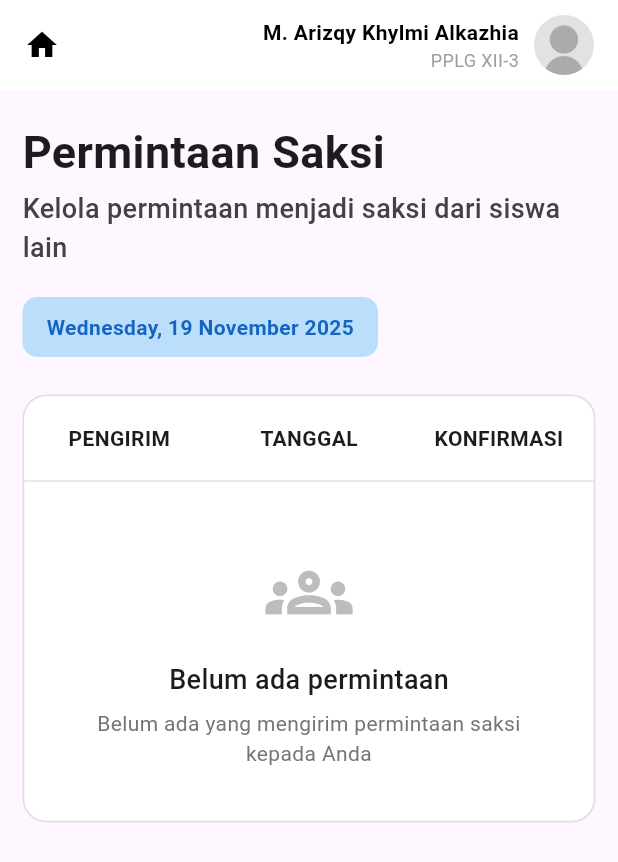
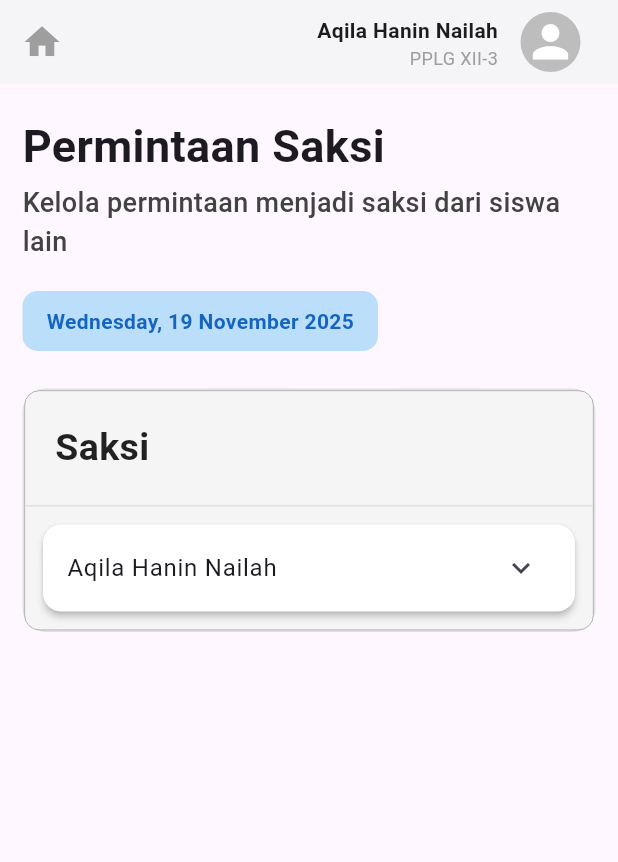
Before and after one commit to Farhan-Syarif-H/Jurnalku-Clone-Flutter, a Flutter app: the PermintaanSaksi screen opened directly, on a phone screen of 412 x 824 dp. Shown: the top 862 px of the screen. Run offline on Flutter 3.47's test engine with Material 3 defaults, Android fonts, the phone set to English and light mode, and no system bars; our stand-ins replace flutter_svg.

Commit message:
chore: merge branch permintaansaksi into main

```diff
--- a/lib/permintaan_saksi.dart
+++ b/lib/permintaan_saksi.dart
@@ -1,63 +1,34 @@
 import 'package:flutter/material.dart';
-import 'package:flutter_svg/flutter_svg.dart';
-import 'package:jurnalku_clone/catatan-sikap/catatan_sikap_page.dart';
-import 'package:jurnalku_clone/dashboard_page.dart';
 import 'package:jurnalku_clone/explore_page.dart';
-import 'package:jurnalku_clone/jurnal-pembiasaan/jurnal_pembiasaan_page.dart';
-import 'package:jurnalku_clone/login_page.dart';
-import 'package:jurnalku_clone/panduan-pengguna/panduan_pengguna.dart';
-import 'package:jurnalku_clone/pengaturan_akun_page.dart';
-import 'package:jurnalku_clone/profile/profile_page.dart';
-import 'package:jurnalku_clone/progress/progress_belajar.dart';
 
 class PermintaanSaksi extends StatelessWidget {
   const PermintaanSaksi({super.key});
 
-  PopupMenuItem<int> _menuItem(IconData icon, String label, int value) {
-    return PopupMenuItem<int>(
-      value: value,
-      child: Row(
-        children: [
-          Icon(icon, size: 20, color: Colors.blueGrey),
-          const SizedBox(width: 14),
-          Text(
-            label,
-            style: const TextStyle(fontSize: 15, color: Colors.blueGrey),
-          ),
-        ],
-      ),
-    );
-  }
-
   @override
   Widget build(BuildContext context) {
     return Scaffold(
-      appBar: PreferredSize(
-        preferredSize: const Size.fromHeight(60),
-        child: Container(
-          padding: const EdgeInsets.symmetric(horizontal: 16),
-          color: Colors.white,
-
-          /// The label of the menu item.
-          child: Row(
-            mainAxisAlignment: MainAxisAlignment.spaceBetween,
+      appBar: AppBar(
+        backgroundColor: Colors.white,
+        elevation: 2,
+        titleSpacing: 0,
+        leading: IconButton(
+          icon: Icon(Icons.home, color: Colors.grey, size: 28),
+          onPressed: () {
+            Navigator.push(
+              context,
+              MaterialPageRoute(builder: (context) => ExplorePage()),
+            );
+          },
+        ),
+        actions: [
+          Padding(
+            padding: EdgeInsets.only(right: 15, top: 10),
+            child: Column(
+              crossAxisAlignment: CrossAxisAlignment.end,
               children: [
-              const Icon(Icons.home, color: Colors.black),
-
-              // ================= NAMA USER + AVATAR ====================
-              Row(
-                children: [
-                  Column(
-                    crossAxisAlignment: CrossAxisAlignment.end,
-                    mainAxisAlignment: MainAxisAlignment.center,
-                    children: const [
                 Text(
-                        "M. Arizqy Khylmi Alkazhia",
-                        style: TextStyle(
-                          fontSize: 14,
-                          fontWeight: FontWeight.bold,
-                          color: Colors.black,
-                        ),
+                  "Aqila Hanin Nailah",
+                  style: TextStyle(fontSize: 14, fontWeight: FontWeight.w700),
                 ),
                 Text(
                   "PPLG XII-3",
@@ -65,153 +36,37 @@ class PermintaanSaksi extends StatelessWidget {
                 ),
               ],
             ),
-                  const SizedBox(width: 10),
-
-// ================= DROPDOWN PROFILE ====================
-            PopupMenuButton<int>(
-              offset: const Offset(0, 50),
-              shape: RoundedRectangleBorder(
-                borderRadius: BorderRadius.circular(16),
           ),
-              elevation: 6,
-              color: Colors.white,
-
-              // ================== ON SELECTED ==================
-              onSelected: (value) {
-                switch (value) {
-                  case 1: // Dashboard
-                    Navigator.push(
-                      context,
-                      MaterialPageRoute(builder: (_) => DashboardPage()),
-                    );
-                    break;
-
-                  case 2: // Profil
-                    Navigator.push(
-                      context,
-                      MaterialPageRoute(builder: (_) => ProfilePage()),
-                    );
-                    break;
-
-                  case 3: // Jelajahi
-                    Navigator.push(
-                      context,
-                      MaterialPageRoute(builder: (_) => ExplorePage()),
-                    );
-                    break;
-
-                  case 4: // Jurnal Pembiasaan
-                    Navigator.push(
-                      context,
-                      MaterialPageRoute(builder: (_) => JurnalPembiasaanPage()),
-                    );
-                    break;
-
-                  case 5: // Permintaan Saksi
-                    Navigator.push(
-                      context,
-                      MaterialPageRoute(builder: (_) => PermintaanSaksi()),
-                    );
-                    break;
-
-                  case 6: // Progress
-                    Navigator.push(
-                      context,
-                      MaterialPageRoute(builder: (_) => ProgressBelajar()),
-                    );
-                    break;
-
-                  case 7: // Catatan Sikap
-                    Navigator.push(
-                      context,
-                      MaterialPageRoute(builder: (_) => CatatanSikapPage()),
-                    );
-                    break;
-
-                  case 8: // Panduan Pengguna
-                    Navigator.push(
-                      context,
-                      MaterialPageRoute(builder: (_) => PanduanPenggunaPage()),
-                    );
-                    break;
-
-                  case 9: // Pengaturan Akun
-                    Navigator.push(
-                      context,
-                      MaterialPageRoute(builder: (_) => PengaturanAkunPage()),
-                    );
-                    break;
-
-                  case 10: // Log Out
-                    showDialog(
-                      context: context,
-                      builder: (_) => AlertDialog(
-                        title: const Text("Log Out"),
-                        content: const Text("Yakin mau keluar, mbut?"),
-                        actions: [
-                          TextButton(
-                            onPressed: () => Navigator.pop(context),
-                            child: const Text("Batal"),
+          //avatar
+          Padding(
+            padding: EdgeInsets.only(right: 25),
+            child: CircleAvatar(
+              radius: 20,
+              backgroundColor: Colors.grey[400],
+              child: Icon(Icons.person, color: Colors.white, size: 35),
             ),
-                          TextButton(
-                            onPressed: () {
-                              Navigator.pop(context); // tutup dialog
-                              Navigator.pushReplacement(
-                                context,
-                                MaterialPageRoute(builder: (_) => LoginPage()),
-                              );
-                            },
-                            child: const Text("Log Out"),
           ),
         ],
       ),
-                    );
-                    break;
-                }
-              },
-                    child: ClipOval(
-                      child: Image.asset(
-                        'assets/images/profile-blank.jpg',
-                        width: 40,
-                        height: 40,
-                        fit: BoxFit.cover,
-                      ),
-                    ),
-                    itemBuilder: (context) => [
-                      _menuItem(Icons.dashboard, "Dashboard", 1),
-                      _menuItem(Icons.person, "Profil", 2),
-                      _menuItem(Icons.explore, "Jelajahi", 3),
-                      const PopupMenuDivider(),
-                      _menuItem(Icons.menu_book, "Jurnal Pembiasaan", 4),
-                      _menuItem(Icons.people, "Permintaan Saksi", 5),
-                      _menuItem(Icons.bar_chart, "Progress", 6),
-                      _menuItem(Icons.report, "Catatan Sikap", 7),
-                      const PopupMenuDivider(),
-                      _menuItem(Icons.help_outline, "Panduan Pengguna", 8),
-                      _menuItem(Icons.settings, "Pengaturan Akun", 9),
-                      _menuItem(Icons.logout, "Log Out", 10),
-                    ],
-                  ),
-                ],
-              ),
-            ],
-          ),
-        ),
-      ),
-
-      // ================ BODY ====================
-      body: SingleChildScrollView(
-        child: Padding(
-          padding: const EdgeInsets.symmetric(vertical: 10, horizontal: 15),
+      body: ListView(
+        children: [
+          Padding(
+            padding: EdgeInsets.symmetric(vertical: 10, horizontal: 15),
             child: Column(
               crossAxisAlignment: CrossAxisAlignment.start,
               children: [
-              const SizedBox(height: 10),
-              const Text(
+                Column(
+                  crossAxisAlignment: CrossAxisAlignment.start,
+                  children: [
+                    SizedBox(height: 10),
+                    Text(
                       "Permintaan Saksi",
-                style: TextStyle(fontSize: 30, fontWeight: FontWeight.bold),
+                      style: TextStyle(
+                        fontSize: 30,
+                        fontWeight: FontWeight.bold,
                       ),
-              const SizedBox(height: 3),
+                    ),
+                    SizedBox(height: 3),
                     Text(
                       "Kelola permintaan menjadi saksi dari siswa lain",
                       style: TextStyle(
@@ -220,12 +75,11 @@ class PermintaanSaksi extends StatelessWidget {
                         fontWeight: FontWeight.w500,
                       ),
                     ),
-
-              const SizedBox(height: 20),
-
-              // Tanggal
+                  ],
+                ),
+                SizedBox(height: 20),
                 Container(
-                padding: const EdgeInsets.symmetric(horizontal: 16, vertical: 10),
+                  padding: EdgeInsets.symmetric(horizontal: 16, vertical: 10),
                   decoration: BoxDecoration(
                     borderRadius: BorderRadius.circular(10),
                     color: Colors.blue[100],
@@ -239,10 +93,7 @@ class PermintaanSaksi extends StatelessWidget {
                     ),
                   ),
                 ),
-
-              const SizedBox(height: 25),
-
-              // KOTAK LIST
+                SizedBox(height: 25),
                 Container(
                   width: double.infinity,
                   decoration: BoxDecoration(
@@ -252,60 +103,69 @@ class PermintaanSaksi extends StatelessWidget {
                   ),
                   child: Column(
                     children: [
-                    // Header Tabel
                       Container(
-                      padding: const EdgeInsets.symmetric(vertical: 18),
                         decoration: BoxDecoration(
-                        color: Colors.white,
-                        borderRadius: const BorderRadius.vertical(top: Radius.circular(16)),
-                        border: Border(
-                          bottom: BorderSide(color: Colors.grey.shade300, width: 1),
+                          borderRadius: BorderRadius.circular(10),
+                          border: Border.all(width: 0.5, color: Colors.grey),
+                          color: Colors.grey.shade100,
+                        ),
+                        child: Column(
+                          crossAxisAlignment: CrossAxisAlignment.start,
+                          children: [
+                            Padding(
+                              padding: EdgeInsets.all(20),
+                              child: Column(
+                                crossAxisAlignment: CrossAxisAlignment.start,
+                                children: [
+                                  Text(
+                                    "Saksi",
+                                    style: TextStyle(
+                                      fontSize: 25,
+                                      fontWeight: FontWeight.bold,
+                                      color: Colors.black87,
                                     ),
                                   ),
-                      child: Row(
-                        children: const [
-                          Expanded(
-                            child: Center(child: Text("PENGIRIM", style: TextStyle(fontSize: 14, fontWeight: FontWeight.w600))),
+                                ],
                               ),
-                          Expanded(
-                            child: Center(child: Text("TANGGAL", style: TextStyle(fontSize: 14, fontWeight: FontWeight.w600))),
                             ),
-                          Expanded(
-                            child: Center(child: Text("KONFIRMASI", style: TextStyle(fontSize: 14, fontWeight: FontWeight.w600))),
+                            //garis
+                            Divider(height: 1, color: Colors.grey[300]),
+
+                            Card(
+                              color: Colors.white,
+                              margin: EdgeInsets.all(12),
+                              elevation: 2,
+                              child: Theme(
+                                data: ThemeData().copyWith(
+                                  dividerColor: Colors.transparent,
+                                ),
+                                child: ExpansionTile(
+                                  title: Text("Aqila Hanin Nailah"),
+                                  childrenPadding: EdgeInsets.all(16),
+                                  children: [
+                                    tampilPermintaanSaksi("Tanggal", ""),
+                                    tampilPermintaanSaksi(
+                                      "Konfirmasi Status",
+                                      "",
+                                    ),
+                                    tampilPermintaanSaksi("Deskripsi", ""),
+                                    SizedBox(height: 10),
+                                  ],
+                                ),
+                              ),
                             ),
                           ],
                         ),
                       ),
 
-                    const SizedBox(height: 45),
 
-                    // Belum ada data
-                    Column(
-                      children: [
-                        Icon(Icons.groups_outlined, size: 58, color: Colors.grey[400]),
-                        const SizedBox(height: 16),
-                        const Text(
-                          "Belum ada permintaan",
-                          style: TextStyle(fontSize: 18, fontWeight: FontWeight.w500),
-                        ),
-                        const SizedBox(height: 6),
-                        Padding(
-                          padding: const EdgeInsets.symmetric(horizontal: 30),
-                          child: Text(
-                            "Belum ada yang mengirim permintaan saksi kepada Anda",
-                            textAlign: TextAlign.center,
-                            style: TextStyle(fontSize: 14, color: Colors.grey[600], height: 1.4),
-                          ),
-                        ),
-                        const SizedBox(height: 35),
-                      ],
-                    )
                     ],
                   ),
                 ),
               ],
             ),
           ),
+        ],
       ),
     );
   }
```
Also changed, not shown: lib/dashboard_page.dart (+18 -7 lines). Lines whose indentation alone changed are shown as unchanged.
